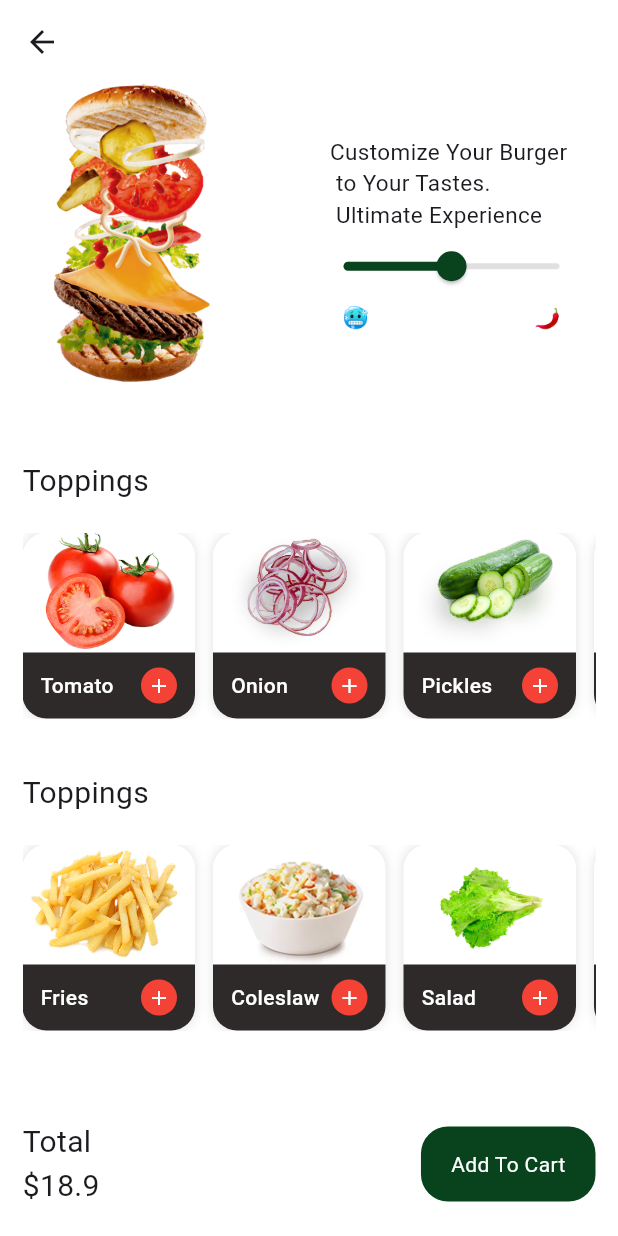
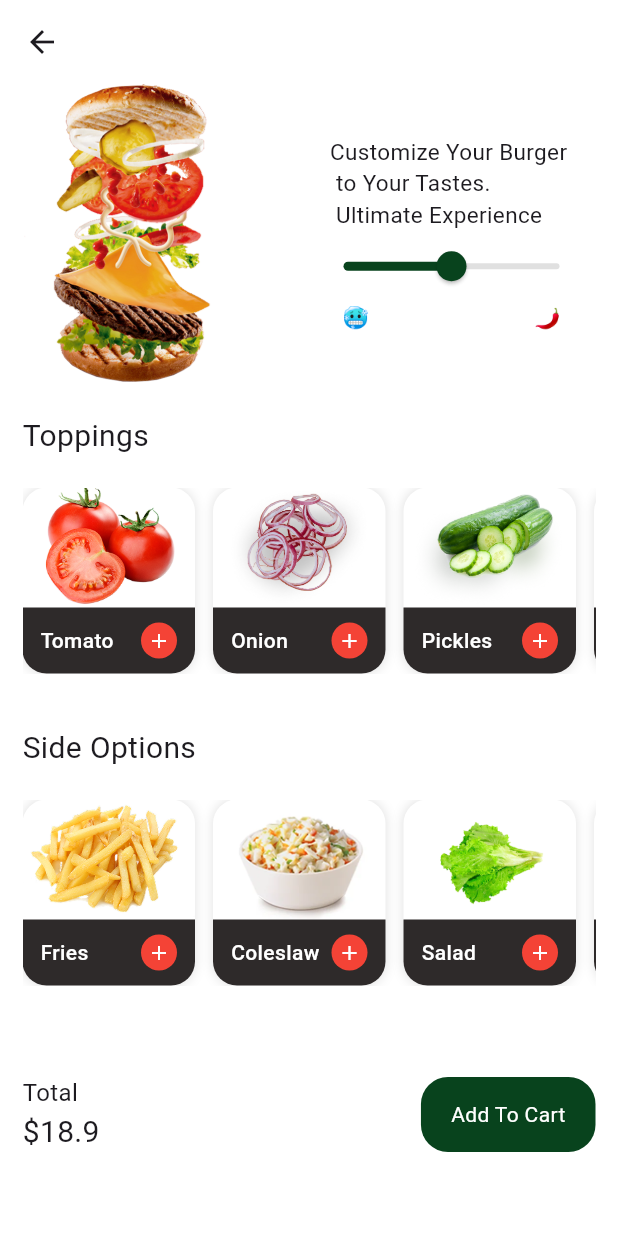
Before and after one commit to abdullahdebo/hungry_app, a Flutter app: the ProductDetailsView screen opened directly, on a phone screen of 412 x 824 dp. Run offline on Flutter 3.47's test engine with Material 3 defaults, Android fonts, the phone set to English and light mode, and no system bars; our stand-ins replace flutter_svg, gap.

Commit message:
Refactor ProductDetailsView layout; streamline ToppingCard display and adjust spacing for improved UI

```diff
--- a/lib/features/product/view/product_details_view.dart
+++ b/lib/features/product/view/product_details_view.dart
@@ -2,7 +2,6 @@
 
 import 'package:flutter/material.dart';
 import 'package:gap/gap.dart';
-import 'package:hungry_app/core/constants/app_colors.dart';
 import 'package:hungry_app/features/product/widget/spicy_slider.dart';
 import 'package:hungry_app/features/product/widget/topping_card.dart';
 import 'package:hungry_app/shared/custom_button.dart';
@@ -31,7 +30,6 @@ class _ProductDetailsViewState
       ),
       body: Padding(
         padding: EdgeInsets.symmetric(horizontal: 15),
-        child: SingleChildScrollView(
         child: Column(
           crossAxisAlignment: CrossAxisAlignment.start,
           children: [
@@ -42,7 +40,7 @@ class _ProductDetailsViewState
                 print(value);
               },
             ),
-              Gap(50),
+            Gap(20),
             CustomText(text: 'Toppings', size: 20),
             Gap(20),
             SingleChildScrollView(
@@ -76,7 +74,7 @@ class _ProductDetailsViewState
               ),
             ),
             Gap(35),
-              CustomText(text: 'Toppings', size: 20),
+            CustomText(text: 'Side Options', size: 20),
             Gap(20),
             SingleChildScrollView(
               scrollDirection: Axis.horizontal,
@@ -110,13 +108,12 @@ class _ProductDetailsViewState
             ),
             Gap(60),
             Row(
-                mainAxisAlignment:
-                    MainAxisAlignment.spaceBetween,
+              mainAxisAlignment: MainAxisAlignment.spaceBetween,
               children: [
                 Column(
                   crossAxisAlignment: CrossAxisAlignment.start,
                   children: [
-                      CustomText(text: 'Total', size: 20),
+                    CustomText(text: 'Total', size: 16),
                     CustomText(text: '\$18.9', size: 20),
                   ],
                 ),
@@ -128,9 +125,7 @@ class _ProductDetailsViewState
                 ),
               ],
             ),
-              Gap(150),
           ],
-          ),
         ),
       ),
     );
```
Lines whose indentation alone changed are shown as unchanged.
